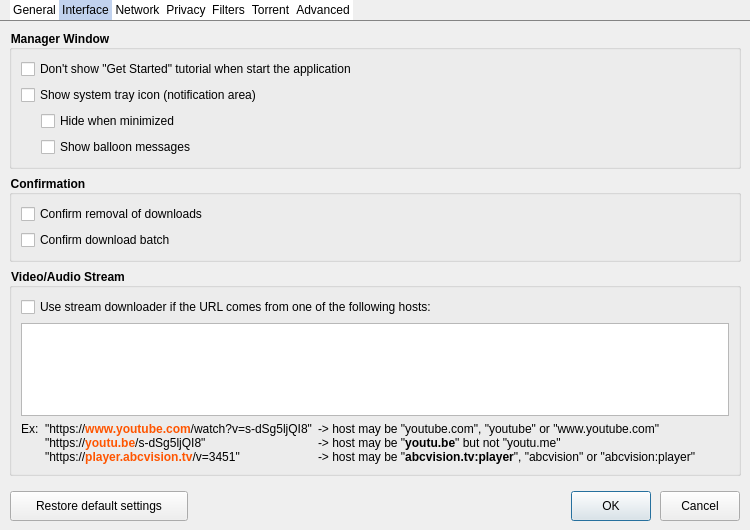
Before: the Qt Designer form src/dialogs/preferencedialog.ui in setvisible/ArrowDL, drawn with Qt 5.
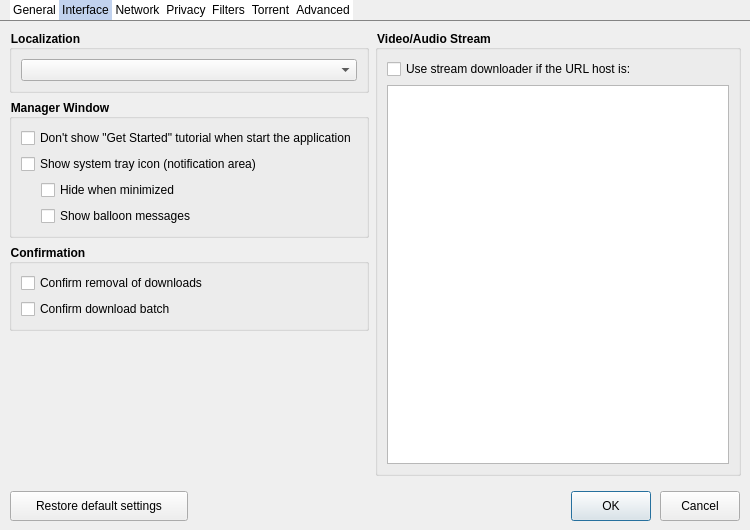
After: the same form once the commit is applied. The open tabs and pages were chosen to show the change. Icons and pictures are not drawn. Custom widgets are drawn as their Qt base class.

Diff of the .ui file:
```diff
--- a/src/dialogs/preferencedialog.ui
+++ b/src/dialogs/preferencedialog.ui
@@ -177,7 +177,21 @@
       <attribute name="title">
        <string>Interface</string>
       </attribute>
+      <layout class="QHBoxLayout" name="horizontalLayout_15" stretch="0,1">
+       <item>
       <layout class="QVBoxLayout" name="verticalLayout_2">
+         <item>
+          <widget class="QGroupBox" name="groupBox_13">
+           <property name="title">
+            <string>Localization</string>
+           </property>
+           <layout class="QHBoxLayout" name="horizontalLayout_13">
+            <item>
+             <widget class="QComboBox" name="localeComboBox"/>
+            </item>
+           </layout>
+          </widget>
+         </item>
        <item>
         <widget class="QGroupBox" name="groupBox">
          <property name="title">
@@ -288,55 +302,91 @@
         </widget>
        </item>
        <item>
+          <spacer name="verticalSpacer_6">
+           <property name="orientation">
+            <enum>Qt::Vertical</enum>
+           </property>
+           <property name="sizeHint" stdset="0">
+            <size>
+             <width>20</width>
+             <height>40</height>
+            </size>
+           </property>
+          </spacer>
+         </item>
+        </layout>
+       </item>
+       <item>
         <widget class="QGroupBox" name="groupBox_10">
          <property name="title">
           <string>Video/Audio Stream</string>
          </property>
          <layout class="QVBoxLayout" name="verticalLayout_15">
           <item>
+           <layout class="QHBoxLayout" name="horizontalLayout_16">
+            <item>
            <widget class="QCheckBox" name="streamHostCheckBox">
             <property name="text">
-             <string>Use stream downloader if the URL comes from one of the following hosts:</string>
-            </property>
-           </widget>
+               <string>Use stream downloader if the URL host is:</string>
+              </property>
+             </widget>
+            </item>
+            <item>
+             <widget class="QWidget" name="streamHelpWidget" native="true">
+              <property name="minimumSize">
+               <size>
+                <width>20</width>
+                <height>20</height>
+               </size>
+              </property>
+              <property name="maximumSize">
+               <size>
+                <width>20</width>
+                <height>20</height>
+               </size>
+              </property>
+              <property name="toolTip">
+               <string>&lt;html&gt;&lt;head/&gt;&lt;body&gt;
+&lt;p&gt;Examples:&lt;/p&gt;
+&lt;p&gt;
+- &amp;quot;https://&lt;span style=&quot; font-weight:600; color:#ff5500;&quot;&gt;www.youtube.com&lt;/span&gt;/watch?v=s-dSg5ljQI8&amp;quot;
+&lt;br/&gt;
+-&amp;gt; host may be &amp;quot;youtube.com&amp;quot;, &amp;quot;youtube&amp;quot; or &amp;quot;www.youtube.com&amp;quot;
+&lt;/p&gt;
+&lt;p&gt;
+- &amp;quot;https://&lt;span style=&quot; font-weight:600; color:#ff5500;&quot;&gt;youtu.be&lt;/span&gt;/s-dSg5ljQI8&amp;quot;
+&lt;br/&gt;
+-&amp;gt; host may be &amp;quot;&lt;span style=&quot; font-weight:600;&quot;&gt;youtu.be&lt;/span&gt;&amp;quot; but not &amp;quot;youtu.me&amp;quot;
+&lt;/p&gt;
+&lt;p&gt;- &amp;quot;https://&lt;span style=&quot; font-weight:600; color:#ff5500;&quot;&gt;player.abcvision.tv&lt;/span&gt;/v=3451&amp;quot;
+&lt;br/&gt;
+-&amp;gt; host may be &amp;quot;&lt;span style=&quot; font-weight:600;&quot;&gt;abcvision.tv:player&lt;/span&gt;&amp;quot;, &amp;quot;abcvision&amp;quot; or &amp;quot;abcvision:player&amp;quot;
+&lt;/p&gt;
+&lt;/body&gt;&lt;/html&gt;</string>
+              </property>
+              <property name="styleSheet">
+               <string notr="true">image: url(:/icons/menu/button_help_16x16.png);</string>
+              </property>
+             </widget>
+            </item>
+            <item>
+             <spacer name="horizontalSpacer_9">
+              <property name="orientation">
+               <enum>Qt::Horizontal</enum>
+              </property>
+              <property name="sizeHint" stdset="0">
+               <size>
+                <width>40</width>
+                <height>20</height>
+               </size>
+              </property>
+             </spacer>
+            </item>
+           </layout>
           </item>
           <item>
            <widget class="QPlainTextEdit" name="streamHostPlainTextEdit"/>
           </item>
-          <item>
-           <layout class="QHBoxLayout" name="horizontalLayout_10" stretch="0,0,1">
-            <item>
-             <widget class="QLabel" name="label_11">
-              <property name="text">
-               <string>Ex:</string>
-              </property>
-              <property name="alignment">
-               <set>Qt::AlignLeading|Qt::AlignLeft|Qt::AlignTop</set>
-              </property>
-             </widget>
-            </item>
-            <item>
-             <widget class="QLabel" name="label_9">
-              <property name="text">
-               <string>&lt;html&gt;&lt;head/&gt;&lt;body&gt;&amp;quot;https://&lt;span style=&quot; font-weight:600; color:#ff5500;&quot;&gt;www.youtube.com&lt;/span&gt;/watch?v=s-dSg5ljQI8&amp;quot;&lt;br/&gt;&amp;quot;https://&lt;span style=&quot; font-weight:600; color:#ff5500;&quot;&gt;youtu.be&lt;/span&gt;/s-dSg5ljQI8&amp;quot;&lt;br/&gt;&amp;quot;https://&lt;span style=&quot; font-weight:600; color:#ff5500;&quot;&gt;player.abcvision.tv&lt;/span&gt;/v=3451&amp;quot;&lt;/body&gt;&lt;/html&gt;</string>
-              </property>
-              <property name="alignment">
-               <set>Qt::AlignLeading|Qt::AlignLeft|Qt::AlignTop</set>
-              </property>
-             </widget>
-            </item>
-            <item>
-             <widget class="QLabel" name="label_12">
-              <property name="text">
-               <string>&lt;html&gt;&lt;head/&gt;&lt;body&gt;-&amp;gt; host may be &amp;quot;youtube.com&amp;quot;, &amp;quot;youtube&amp;quot; or &amp;quot;www.youtube.com&amp;quot;&lt;br/&gt;-&amp;gt; host may be &amp;quot;&lt;span style=&quot; font-weight:600;&quot;&gt;youtu.be&lt;/span&gt;&amp;quot; but not &amp;quot;youtu.me&amp;quot;&lt;br/&gt;-&amp;gt; host may be &amp;quot;&lt;span style=&quot; font-weight:600;&quot;&gt;abcvision.tv:player&lt;/span&gt;&amp;quot;, &amp;quot;abcvision&amp;quot;  or &amp;quot;abcvision:player&amp;quot;&lt;/body&gt;&lt;/html&gt;</string>
-              </property>
-              <property name="alignment">
-               <set>Qt::AlignLeading|Qt::AlignLeft|Qt::AlignTop</set>
-              </property>
-             </widget>
-            </item>
-           </layout>
-          </item>
          </layout>
         </widget>
        </item>
```
Left out of the diff: 3 changed lines with no effect on the pictures. Lines whose indentation alone changed are shown as unchanged.
